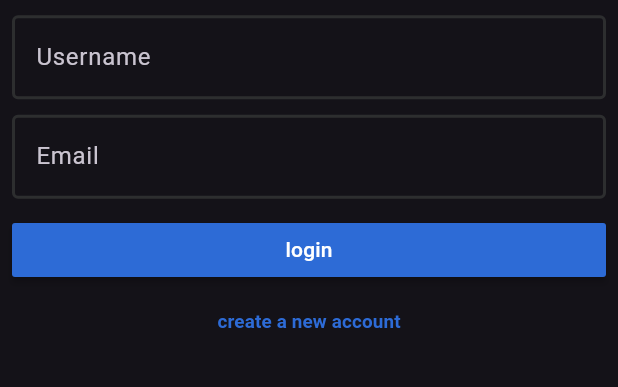
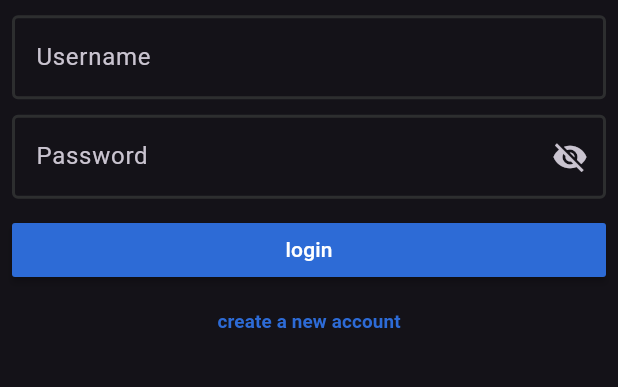
Before and after one commit to med-khelifi/social-media-app-Insta-Clone-, a Flutter app: the screen it shows after launch, after a tap on "Already have an account? Login", on a phone screen of 412 x 824 dp, the part 475-862 px from its top. Run offline on Flutter 3.47's test engine with Material 3 defaults, Android fonts, the phone set to English and light mode, and no system bars; our stand-ins replace flutter_screenutil.

Commit message:
add password suffix icon

```diff
--- a/lib/screens/login_screen.dart
+++ b/lib/screens/login_screen.dart
@@ -44,7 +44,7 @@ class _LoginScreenState extends State<LoginScreen> {
                     children: [
                       CustomTextField(label: "Username"),
                       VerticalSpace(10.h),
-                      CustomTextField(label: "Email"),
+                      CustomTextField(label: "Password",isPassword: true,),
                     ],
                   ),
                 ),
--- a/lib/screens/signup_screen.dart
+++ b/lib/screens/signup_screen.dart
@@ -53,7 +53,7 @@ class _SignupScreenState extends State<SignupScreen> {
                       VerticalSpace(10.h),
                       CustomTextField(label: "Email"),
                       VerticalSpace(10.h),
-                      CustomTextField(label: "Password"),
+                      CustomTextField(label: "Password",isPassword: true,),
                     ],
                   ),
                 ),
--- a/lib/screens/widgets/custom_text_field.dart
+++ b/lib/screens/widgets/custom_text_field.dart
@@ -1,13 +1,29 @@
 import 'package:flutter/material.dart';
 
 class CustomTextField extends StatelessWidget {
-  const CustomTextField({super.key, required this.label, this.hint});
+  const CustomTextField({
+    super.key,
+    required this.label,
+    this.hint,
+    this.isPassword = false,
+    this.onSuffixIconPressed,
+  });
   final String label;
   final String? hint;
+  final VoidCallback? onSuffixIconPressed;
+  final bool? isPassword;
+
   @override
   Widget build(BuildContext context) {
     return TextFormField(
+      obscureText: isPassword ?? false,
       decoration: InputDecoration(
+        suffixIcon: isPassword ?? false
+            ? IconButton(
+                onPressed: isPassword ?? false ? onSuffixIconPressed : null,
+                icon: Icon(Icons.visibility_off),
+              )
+            : null,
         label: Text(label),
         hintText: hint ?? "",
         border: OutlineInputBorder(
```
